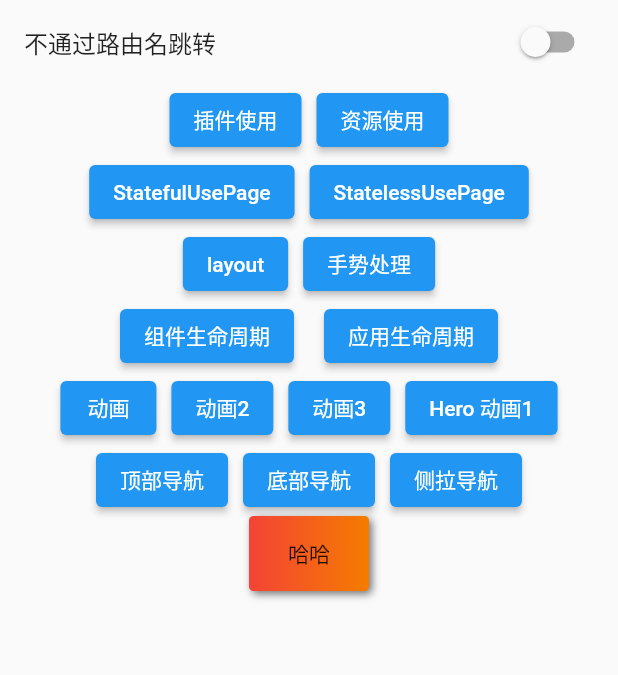
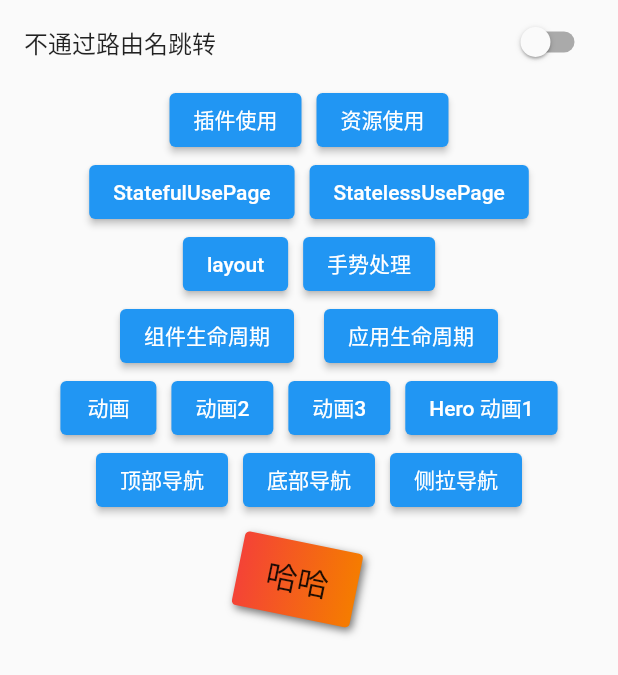
Before and after one commit to zhangbaoquan/coffer_flutter, a Flutter app: the RouterNavigator widget shown alone on an empty page, opened directly, on a phone screen of 412 x 824 dp. Shown: the top 675 px of the screen. Run offline on Flutter 3.47's test engine with Material 2 defaults, Android fonts, the phone set to English and light mode, and no system bars; our stand-ins replace cached_network_image, transparent_image; missing offline and left inert: dart:ffi, flutter_color_plugin; network calls fail.

Commit message:
code message : 组件UI练习，改造页面

```diff
--- a/lib/sample/main_page.dart
+++ b/lib/sample/main_page.dart
@@ -8,6 +8,7 @@ import 'package:coffer_flutter/sample/stateful_page.dart';
 import 'package:coffer_flutter/sample/stateless_page.dart';
 import 'package:coffer_flutter/sample/topNavigator_page.dart';
 import 'package:flutter/material.dart';
+import 'package:flutter/rendering.dart';
 import 'animate_page2.dart';
 import 'animate_page3.dart';
 import 'bottomNavigator_page.dart';
@@ -194,7 +195,9 @@ class _RouterNavigatorState extends State<RouterNavigator> {
   }
 
   _item2(String title, page, String routeName) {
-    return SizedBox(
+    return Container(
+      margin: const EdgeInsets.only(top: 10),
+      transform: Matrix4.rotationZ(.2),
       width: 80,
       height: 50,
       child: DecoratedBox(
@@ -221,7 +224,7 @@ class _RouterNavigatorState extends State<RouterNavigator> {
                     context, MaterialPageRoute(builder: (context) => page));
               }
             },
-            child: Text(title),
+            child: Transform.scale(scale: 1.5, child: Text(title)),
           ),
         ),
       ),
```
Also changed, not shown: lib/sample/drawer_page.dart (+19 -25 lines).
